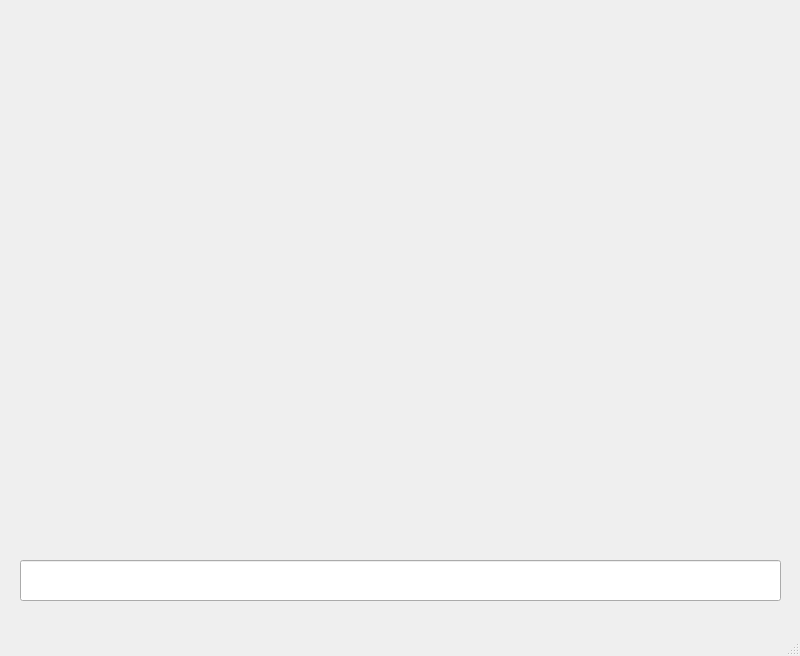
Above: gg.ui from DaniilDrokin/MapsAPI before the change. Below: the same form after it.
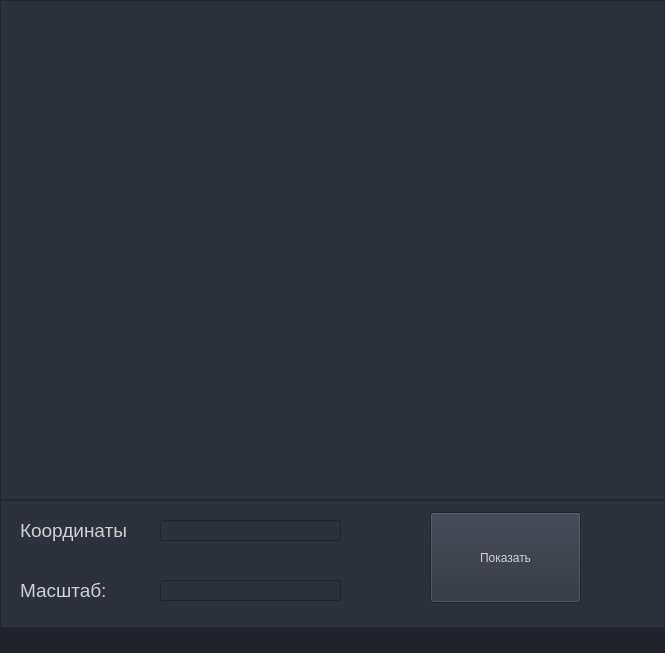
That is the form after the change. Icons and pictures are not drawn.

```diff
--- a/gg.ui
+++ b/gg.ui
@@ -6,49 +6,897 @@
    <rect>
     <x>0</x>
     <y>0</y>
-    <width>800</width>
-    <height>656</height>
+    <width>665</width>
+    <height>653</height>
    </rect>
   </property>
+  <property name="minimumSize">
+   <size>
+    <width>500</width>
+    <height>500</height>
+   </size>
+  </property>
+  <property name="palette">
+   <palette>
+    <active>
+     <colorrole role="WindowText">
+      <brush brushstyle="SolidPattern">
+       <color alpha="255">
+        <red>255</red>
+        <green>255</green>
+        <blue>255</blue>
+       </color>
+      </brush>
+     </colorrole>
+     <colorrole role="Button">
+      <brush brushstyle="SolidPattern">
+       <color alpha="0">
+        <red>0</red>
+        <green>0</green>
+        <blue>0</blue>
+       </color>
+      </brush>
+     </colorrole>
+     <colorrole role="Light">
+      <brush brushstyle="SolidPattern">
+       <color alpha="255">
+        <red>66</red>
+        <green>73</green>
+        <blue>90</blue>
+       </color>
+      </brush>
+     </colorrole>
+     <colorrole role="Midlight">
+      <brush brushstyle="SolidPattern">
+       <color alpha="255">
+        <red>55</red>
+        <green>61</green>
+        <blue>75</blue>
+       </color>
+      </brush>
+     </colorrole>
+     <colorrole role="Dark">
+      <brush brushstyle="SolidPattern">
+       <color alpha="255">
+        <red>22</red>
+        <green>24</green>
+        <blue>30</blue>
+       </color>
+      </brush>
+     </colorrole>
+     <colorrole role="Mid">
+      <brush brushstyle="SolidPattern">
+       <color alpha="255">
+        <red>29</red>
+        <green>32</green>
+        <blue>40</blue>
+       </color>
+      </brush>
+     </colorrole>
+     <colorrole role="Text">
+      <brush brushstyle="SolidPattern">
+       <color alpha="255">
+        <red>210</red>
+        <green>210</green>
+        <blue>210</blue>
+       </color>
+      </brush>
+     </colorrole>
+     <colorrole role="BrightText">
+      <brush brushstyle="SolidPattern">
+       <color alpha="255">
+        <red>255</red>
+        <green>255</green>
+        <blue>255</blue>
+       </color>
+      </brush>
+     </colorrole>
+     <colorrole role="ButtonText">
+      <brush brushstyle="SolidPattern">
+       <color alpha="255">
+        <red>255</red>
+        <green>255</green>
+        <blue>255</blue>
+       </color>
+      </brush>
+     </colorrole>
+     <colorrole role="Base">
+      <brush brushstyle="SolidPattern">
+       <color alpha="0">
+        <red>0</red>
+        <green>0</green>
+        <blue>0</blue>
+       </color>
+      </brush>
+     </colorrole>
+     <colorrole role="Window">
+      <brush brushstyle="SolidPattern">
+       <color alpha="0">
+        <red>0</red>
+        <green>0</green>
+        <blue>0</blue>
+       </color>
+      </brush>
+     </colorrole>
+     <colorrole role="Shadow">
+      <brush brushstyle="SolidPattern">
+       <color alpha="255">
+        <red>0</red>
+        <green>0</green>
+        <blue>0</blue>
+       </color>
+      </brush>
+     </colorrole>
+     <colorrole role="Highlight">
+      <brush brushstyle="SolidPattern">
+       <color alpha="255">
+        <red>85</red>
+        <green>170</green>
+        <blue>255</blue>
+       </color>
+      </brush>
+     </colorrole>
+     <colorrole role="Link">
+      <brush brushstyle="SolidPattern">
+       <color alpha="255">
+        <red>85</red>
+        <green>170</green>
+        <blue>255</blue>
+       </color>
+      </brush>
+     </colorrole>
+     <colorrole role="LinkVisited">
+      <brush brushstyle="SolidPattern">
+       <color alpha="255">
+        <red>255</red>
+        <green>0</green>
+        <blue>127</blue>
+       </color>
+      </brush>
+     </colorrole>
+     <colorrole role="AlternateBase">
+      <brush brushstyle="SolidPattern">
+       <color alpha="255">
+        <red>22</red>
+        <green>24</green>
+        <blue>30</blue>
+       </color>
+      </brush>
+     </colorrole>
+     <colorrole role="ToolTipBase">
+      <brush brushstyle="SolidPattern">
+       <color alpha="255">
+        <red>44</red>
+        <green>49</green>
+        <blue>60</blue>
+       </color>
+      </brush>
+     </colorrole>
+     <colorrole role="ToolTipText">
+      <brush brushstyle="SolidPattern">
+       <color alpha="255">
+        <red>210</red>
+        <green>210</green>
+        <blue>210</blue>
+       </color>
+      </brush>
+     </colorrole>
+    </active>
+    <inactive>
+     <colorrole role="WindowText">
+      <brush brushstyle="SolidPattern">
+       <color alpha="255">
+        <red>255</red>
+        <green>255</green>
+        <blue>255</blue>
+       </color>
+      </brush>
+     </colorrole>
+     <colorrole role="Button">
+      <brush brushstyle="SolidPattern">
+       <color alpha="0">
+        <red>0</red>
+        <green>0</green>
+        <blue>0</blue>
+       </color>
+      </brush>
+     </colorrole>
+     <colorrole role="Light">
+      <brush brushstyle="SolidPattern">
+       <color alpha="255">
+        <red>66</red>
+        <green>73</green>
+        <blue>90</blue>
+       </color>
+      </brush>
+     </colorrole>
+     <colorrole role="Midlight">
+      <brush brushstyle="SolidPattern">
+       <color alpha="255">
+        <red>55</red>
+        <green>61</green>
+        <blue>75</blue>
+       </color>
+      </brush>
+     </colorrole>
+     <colorrole role="Dark">
+      <brush brushstyle="SolidPattern">
+       <color alpha="255">
+        <red>22</red>
+        <green>24</green>
+        <blue>30</blue>
+       </color>
+      </brush>
+     </colorrole>
+     <colorrole role="Mid">
+      <brush brushstyle="SolidPattern">
+       <color alpha="255">
+        <red>29</red>
+        <green>32</green>
+        <blue>40</blue>
+       </color>
+      </brush>
+     </colorrole>
+     <colorrole role="Text">
+      <brush brushstyle="SolidPattern">
+       <color alpha="255">
+        <red>210</red>
+        <green>210</green>
+        <blue>210</blue>
+       </color>
+      </brush>
+     </colorrole>
+     <colorrole role="BrightText">
+      <brush brushstyle="SolidPattern">
+       <color alpha="255">
+        <red>255</red>
+        <green>255</green>
+        <blue>255</blue>
+       </color>
+      </brush>
+     </colorrole>
+     <colorrole role="ButtonText">
+      <brush brushstyle="SolidPattern">
+       <color alpha="255">
+        <red>255</red>
+        <green>255</green>
+        <blue>255</blue>
+       </color>
+      </brush>
+     </colorrole>
+     <colorrole role="Base">
+      <brush brushstyle="SolidPattern">
+       <color alpha="0">
+        <red>0</red>
+        <green>0</green>
+        <blue>0</blue>
+       </color>
+      </brush>
+     </colorrole>
+     <colorrole role="Window">
+      <brush brushstyle="SolidPattern">
+       <color alpha="0">
+        <red>0</red>
+        <green>0</green>
+        <blue>0</blue>
+       </color>
+      </brush>
+     </colorrole>
+     <colorrole role="Shadow">
+      <brush brushstyle="SolidPattern">
+       <color alpha="255">
+        <red>0</red>
+        <green>0</green>
+        <blue>0</blue>
+       </color>
+      </brush>
+     </colorrole>
+     <colorrole role="Highlight">
+      <brush brushstyle="SolidPattern">
+       <color alpha="255">
+        <red>85</red>
+        <green>170</green>
+        <blue>255</blue>
+       </color>
+      </brush>
+     </colorrole>
+     <colorrole role="Link">
+      <brush brushstyle="SolidPattern">
+       <color alpha="255">
+        <red>85</red>
+        <green>170</green>
+        <blue>255</blue>
+       </color>
+      </brush>
+     </colorrole>
+     <colorrole role="LinkVisited">
+      <brush brushstyle="SolidPattern">
+       <color alpha="255">
+        <red>255</red>
+        <green>0</green>
+        <blue>127</blue>
+       </color>
+      </brush>
+     </colorrole>
+     <colorrole role="AlternateBase">
+      <brush brushstyle="SolidPattern">
+       <color alpha="255">
+        <red>22</red>
+        <green>24</green>
+        <blue>30</blue>
+       </color>
+      </brush>
+     </colorrole>
+     <colorrole role="ToolTipBase">
+      <brush brushstyle="SolidPattern">
+       <color alpha="255">
+        <red>44</red>
+        <green>49</green>
+        <blue>60</blue>
+       </color>
+      </brush>
+     </colorrole>
+     <colorrole role="ToolTipText">
+      <brush brushstyle="SolidPattern">
+       <color alpha="255">
+        <red>210</red>
+        <green>210</green>
+        <blue>210</blue>
+       </color>
+      </brush>
+     </colorrole>
+    </inactive>
+    <disabled>
+     <colorrole role="WindowText">
+      <brush brushstyle="SolidPattern">
+       <color alpha="255">
+        <red>22</red>
+        <green>24</green>
+        <blue>30</blue>
+       </color>
+      </brush>
+     </colorrole>
+     <colorrole role="Button">
+      <brush brushstyle="SolidPattern">
+       <color alpha="0">
+        <red>0</red>
+        <green>0</green>
+        <blue>0</blue>
+       </color>
+      </brush>
+     </colorrole>
+     <colorrole role="Light">
+      <brush brushstyle="SolidPattern">
+       <color alpha="255">
+        <red>66</red>
+        <green>73</green>
+        <blue>90</blue>
+       </color>
+      </brush>
+     </colorrole>
+     <colorrole role="Midlight">
+      <brush brushstyle="SolidPattern">
+       <color alpha="255">
+        <red>55</red>
+        <green>61</green>
+        <blue>75</blue>
+       </color>
+      </brush>
+     </colorrole>
+     <colorrole role="Dark">
+      <brush brushstyle="SolidPattern">
+       <color alpha="255">
+        <red>22</red>
+        <green>24</green>
+        <blue>30</blue>
+       </color>
+      </brush>
+     </colorrole>
+     <colorrole role="Mid">
+      <brush brushstyle="SolidPattern">
+       <color alpha="255">
+        <red>29</red>
+        <green>32</green>
+        <blue>40</blue>
+       </color>
+      </brush>
+     </colorrole>
+     <colorrole role="Text">
+      <brush brushstyle="SolidPattern">
+       <color alpha="255">
+        <red>22</red>
+        <green>24</green>
+        <blue>30</blue>
+       </color>
+      </brush>
+     </colorrole>
+     <colorrole role="BrightText">
+      <brush brushstyle="SolidPattern">
+       <color alpha="255">
+        <red>255</red>
+        <green>255</green>
+        <blue>255</blue>
+       </color>
+      </brush>
+     </colorrole>
+     <colorrole role="ButtonText">
+      <brush brushstyle="SolidPattern">
+       <color alpha="255">
+        <red>22</red>
+        <green>24</green>
+        <blue>30</blue>
+       </color>
+      </brush>
+     </colorrole>
+     <colorrole role="Base">
+      <brush brushstyle="SolidPattern">
+       <color alpha="0">
+        <red>0</red>
+        <green>0</green>
+        <blue>0</blue>
+       </color>
+      </brush>
+     </colorrole>
+     <colorrole role="Window">
+      <brush brushstyle="SolidPattern">
+       <color alpha="0">
+        <red>0</red>
+        <green>0</green>
+        <blue>0</blue>
+       </color>
+      </brush>
+     </colorrole>
+     <colorrole role="Shadow">
+      <brush brushstyle="SolidPattern">
+       <color alpha="255">
+        <red>0</red>
+        <green>0</green>
+        <blue>0</blue>
+       </color>
+      </brush>
+     </colorrole>
+     <colorrole role="Highlight">
+      <brush brushstyle="SolidPattern">
+       <color alpha="255">
+        <red>51</red>
+        <green>153</green>
+        <blue>255</blue>
+       </color>
+      </brush>
+     </colorrole>
+     <colorrole role="Link">
+      <brush brushstyle="SolidPattern">
+       <color alpha="255">
+        <red>85</red>
+        <green>170</green>
+        <blue>255</blue>
+       </color>
+      </brush>
+     </colorrole>
+     <colorrole role="LinkVisited">
+      <brush brushstyle="SolidPattern">
+       <color alpha="255">
+        <red>255</red>
+        <green>0</green>
+        <blue>127</blue>
+       </color>
+      </brush>
+     </colorrole>
+     <colorrole role="AlternateBase">
+      <brush brushstyle="SolidPattern">
+       <color alpha="255">
+        <red>44</red>
+        <green>49</green>
+        <blue>60</blue>
+       </color>
+      </brush>
+     </colorrole>
+     <colorrole role="ToolTipBase">
+      <brush brushstyle="SolidPattern">
+       <color alpha="255">
+        <red>44</red>
+        <green>49</green>
+        <blue>60</blue>
+       </color>
+      </brush>
+     </colorrole>
+     <colorrole role="ToolTipText">
+      <brush brushstyle="SolidPattern">
+       <color alpha="255">
+        <red>210</red>
+        <green>210</green>
+        <blue>210</blue>
+       </color>
+      </brush>
+     </colorrole>
+    </disabled>
+   </palette>
+  </property>
+  <property name="font">
+   <font>
+    <family>Segoe UI</family>
+    <pointsize>10</pointsize>
+   </font>
+  </property>
   <property name="windowTitle">
    <string>MainWindow</string>
   </property>
+  <property name="styleSheet">
+   <string notr="true">QMainWindow {background: transparent; }
+QToolTip {
+	color: #ffffff;
+	background-color: rgba(27, 29, 35, 160);
+	border: 1px solid rgb(100, 100, 100);
+}</string>
+  </property>
   <widget class="QWidget" name="centralwidget">
-   <widget class="QLabel" name="label">
-    <property name="geometry">
-     <rect>
-      <x>20</x>
-      <y>10</y>
-      <width>761</width>
-      <height>531</height>
-     </rect>
-    </property>
-    <property name="text">
-     <string/>
-    </property>
-   </widget>
-   <widget class="QLineEdit" name="lineEdit">
-    <property name="geometry">
-     <rect>
-      <x>20</x>
-      <y>560</y>
-      <width>761</width>
-      <height>41</height>
-     </rect>
-    </property>
-   </widget>
-  </widget>
-  <widget class="QMenuBar" name="menubar">
-   <property name="geometry">
-    <rect>
-     <x>0</x>
-     <y>0</y>
-     <width>800</width>
-     <height>21</height>
-    </rect>
+   <property name="styleSheet">
+    <string notr="true">background: transparent;
+color: rgb(210, 210, 210);</string>
    </property>
+   <layout class="QHBoxLayout" name="horizontalLayout">
+    <property name="spacing">
+     <number>0</number>
+    </property>
+    <property name="leftMargin">
+     <number>0</number>
+    </property>
+    <property name="topMargin">
+     <number>0</number>
+    </property>
+    <property name="rightMargin">
+     <number>0</number>
+    </property>
+    <property name="bottomMargin">
+     <number>0</number>
+    </property>
+    <item>
+     <widget class="QFrame" name="frame_main">
+      <property name="styleSheet">
+       <string notr="true"/>
+      </property>
+      <property name="frameShape">
+       <enum>QFrame::NoFrame</enum>
+      </property>
+      <property name="frameShadow">
+       <enum>QFrame::Raised</enum>
+      </property>
+      <layout class="QVBoxLayout" name="verticalLayout">
+       <property name="spacing">
+        <number>0</number>
+       </property>
+       <property name="leftMargin">
+        <number>0</number>
+       </property>
+       <property name="topMargin">
+        <number>0</number>
+       </property>
+       <property name="rightMargin">
+        <number>0</number>
+       </property>
+       <property name="bottomMargin">
+        <number>0</number>
+       </property>
+       <item>
+        <widget class="QFrame" name="frame_center">
+         <property name="styleSheet">
+          <string notr="true">background-color: rgb(40, 44, 52);</string>
+         </property>
+         <property name="frameShape">
+          <enum>QFrame::NoFrame</enum>
+         </property>
+         <property name="frameShadow">
+          <enum>QFrame::Raised</enum>
+         </property>
+         <layout class="QHBoxLayout" name="horizontalLayout_2">
+          <property name="spacing">
+           <number>0</number>
+          </property>
+          <property name="leftMargin">
+           <number>0</number>
+          </property>
+          <property name="topMargin">
+           <number>0</number>
+          </property>
+          <property name="rightMargin">
+           <number>0</number>
+          </property>
+          <property name="bottomMargin">
+           <number>0</number>
+          </property>
+          <item>
+           <widget class="QFrame" name="frame_content_right">
+            <property name="styleSheet">
+             <string notr="true">background-color: rgb(44, 49, 60);</string>
+            </property>
+            <property name="frameShape">
+             <enum>QFrame::NoFrame</enum>
+            </property>
+            <property name="frameShadow">
+             <enum>QFrame::Raised</enum>
+            </property>
+            <layout class="QVBoxLayout" name="verticalLayout_4">
+             <property name="spacing">
+              <number>0</number>
+             </property>
+             <property name="leftMargin">
+              <number>0</number>
+             </property>
+             <property name="topMargin">
+              <number>0</number>
+             </property>
+             <property name="rightMargin">
+              <number>0</number>
+             </property>
+             <property name="bottomMargin">
+              <number>0</number>
+             </property>
+             <item>
+              <widget class="QFrame" name="frame_content">
+               <property name="frameShape">
+                <enum>QFrame::NoFrame</enum>
+               </property>
+               <property name="frameShadow">
+                <enum>QFrame::Raised</enum>
+               </property>
+               <layout class="QVBoxLayout" name="verticalLayout_2">
+                <property name="spacing">
+                 <number>0</number>
+                </property>
+                <property name="leftMargin">
+                 <number>0</number>
+                </property>
+                <property name="topMargin">
+                 <number>0</number>
+                </property>
+                <property name="rightMargin">
+                 <number>0</number>
+                </property>
+                <property name="bottomMargin">
+                 <number>0</number>
+                </property>
+                <item>
+                 <widget class="QFrame" name="frame">
+                  <property name="minimumSize">
+                   <size>
+                    <width>0</width>
+                    <height>500</height>
+                   </size>
+                  </property>
+                  <property name="frameShape">
+                   <enum>QFrame::StyledPanel</enum>
+                  </property>
+                  <property name="frameShadow">
+                   <enum>QFrame::Raised</enum>
+                  </property>
+                  <layout class="QVBoxLayout" name="verticalLayout_3">
+                   <property name="spacing">
+                    <number>0</number>
+                   </property>
+                   <property name="leftMargin">
+                    <number>30</number>
+                   </property>
+                   <property name="topMargin">
+                    <number>9</number>
+                   </property>
+                   <property name="rightMargin">
+                    <number>9</number>
+                   </property>
+                   <property name="bottomMargin">
+                    <number>9</number>
+                   </property>
+                   <item>
+                    <widget class="QLabel" name="MAP">
+                     <property name="text">
+                      <string/>
+                     </property>
+                    </widget>
+                   </item>
+                  </layout>
+                 </widget>
+                </item>
+                <item>
+                 <widget class="QFrame" name="frame_2">
+                  <property name="frameShape">
+                   <enum>QFrame::StyledPanel</enum>
+                  </property>
+                  <property name="frameShadow">
+                   <enum>QFrame::Raised</enum>
+                  </property>
+                  <widget class="QLabel" name="label_2">
+                   <property name="geometry">
+                    <rect>
+                     <x>20</x>
+                     <y>70</y>
+                     <width>111</width>
+                     <height>41</height>
+                    </rect>
+                   </property>
+                   <property name="text">
+                    <string>&lt;html&gt;&lt;head/&gt;&lt;body&gt;&lt;p&gt;&lt;span style=&quot; font-size:14pt;&quot;&gt;Масштаб:&lt;/span&gt;&lt;/p&gt;&lt;/body&gt;&lt;/html&gt;</string>
+                   </property>
+                  </widget>
+                  <widget class="QLineEdit" name="lineEdit">
+                   <property name="geometry">
+                    <rect>
+                     <x>160</x>
+                     <y>20</y>
+                     <width>181</width>
+                     <height>21</height>
+                    </rect>
+                   </property>
+                   <property name="styleSheet">
+                    <string notr="true">selection-background-color: rgb(255, 255, 255);</string>
+                   </property>
+                  </widget>
+                  <widget class="QLineEdit" name="lineEdit_4">
+                   <property name="geometry">
+                    <rect>
+                     <x>160</x>
+                     <y>80</y>
+                     <width>181</width>
+                     <height>21</height>
+                    </rect>
+                   </property>
+                   <property name="minimumSize">
+                    <size>
+                     <width>0</width>
+                     <height>20</height>
+                    </size>
+                   </property>
+                   <property name="styleSheet">
+                    <string notr="true"/>
+                   </property>
+                  </widget>
+                  <widget class="QLabel" name="label_4">
+                   <property name="geometry">
+                    <rect>
+                     <x>20</x>
+                     <y>10</y>
+                     <width>121</width>
+                     <height>41</height>
+                    </rect>
+                   </property>
+                   <property name="text">
+                    <string>&lt;html&gt;&lt;head/&gt;&lt;body&gt;&lt;p&gt;&lt;span style=&quot; font-size:14pt;&quot;&gt;Координаты&lt;/span&gt;&lt;/p&gt;&lt;/body&gt;&lt;/html&gt;</string>
+                   </property>
+                  </widget>
+                  <widget class="QPushButton" name="pushButton">
+                   <property name="geometry">
+                    <rect>
+                     <x>430</x>
+                     <y>12</y>
+                     <width>151</width>
+                     <height>91</height>
+                    </rect>
+                   </property>
+                   <property name="text">
+                    <string>Показать</string>
+                   </property>
+                  </widget>
+                 </widget>
+                </item>
+               </layout>
+              </widget>
+             </item>
+             <item>
+              <widget class="QFrame" name="frame_grip">
+               <property name="minimumSize">
+                <size>
+                 <width>0</width>
+                 <height>25</height>
+                </size>
+               </property>
+               <property name="maximumSize">
+                <size>
+                 <width>16777215</width>
+                 <height>25</height>
+                </size>
+               </property>
+               <property name="styleSheet">
+                <string notr="true">background-color: rgb(33, 37, 43);</string>
+               </property>
+               <property name="frameShape">
+                <enum>QFrame::NoFrame</enum>
+               </property>
+               <property name="frameShadow">
+                <enum>QFrame::Raised</enum>
+               </property>
+               <layout class="QHBoxLayout" name="horizontalLayout_6">
+                <property name="spacing">
+                 <number>0</number>
+                </property>
+                <property name="leftMargin">
+                 <number>0</number>
+                </property>
+                <property name="topMargin">
+                 <number>0</number>
+                </property>
+                <property name="rightMargin">
+                 <number>2</number>
+                </property>
+                <property name="bottomMargin">
+                 <number>0</number>
+                </property>
+                <item>
+                 <widget class="QFrame" name="frame_label_bottom">
+                  <property name="frameShape">
+                   <enum>QFrame::NoFrame</enum>
+                  </property>
+                  <property name="frameShadow">
+                   <enum>QFrame::Raised</enum>
+                  </property>
+                  <layout class="QHBoxLayout" name="horizontalLayout_7">
+                   <property name="spacing">
+                    <number>0</number>
+                   </property>
+                   <property name="leftMargin">
+                    <number>10</number>
+                   </property>
+                   <property name="topMargin">
+                    <number>0</number>
+                   </property>
+                   <property name="rightMargin">
+                    <number>10</number>
+                   </property>
+                   <property name="bottomMargin">
+                    <number>0</number>
+                   </property>
+                   <item>
+                    <widget class="QLabel" name="label_credits">
+                     <property name="font">
+                      <font>
+                       <family>Segoe UI</family>
+                      </font>
+                     </property>
+                     <property name="styleSheet">
+                      <string notr="true">color: rgb(98, 103, 111);</string>
+                     </property>
+                     <property name="text">
+                      <string/>
+                     </property>
+                    </widget>
+                   </item>
+                  </layout>
+                 </widget>
+                </item>
+                <item>
+                 <widget class="QFrame" name="frame_size_grip">
+                  <property name="maximumSize">
+                   <size>
+                    <width>20</width>
+                    <height>20</height>
+                   </size>
+                  </property>
+                  <property name="styleSheet">
+                   <string notr="true">QSizeGrip {
+	background-image: url(:/16x16/icons/16x16/cil-size-grip.png);
+	background-position: center;
+	background-repeat: no-reperat;
+}</string>
+                  </property>
+                  <property name="frameShape">
+                   <enum>QFrame::NoFrame</enum>
+                  </property>
+                  <property name="frameShadow">
+                   <enum>QFrame::Raised</enum>
+                  </property>
+                 </widget>
+                </item>
+               </layout>
+              </widget>
+             </item>
+            </layout>
+           </widget>
+          </item>
+         </layout>
+        </widget>
+       </item>
+      </layout>
+     </widget>
+    </item>
+   </layout>
   </widget>
-  <widget class="QStatusBar" name="statusbar"/>
  </widget>
  <resources/>
  <connections/>
```
Left out of the diff: 4 changed lines with no effect on the pictures.
